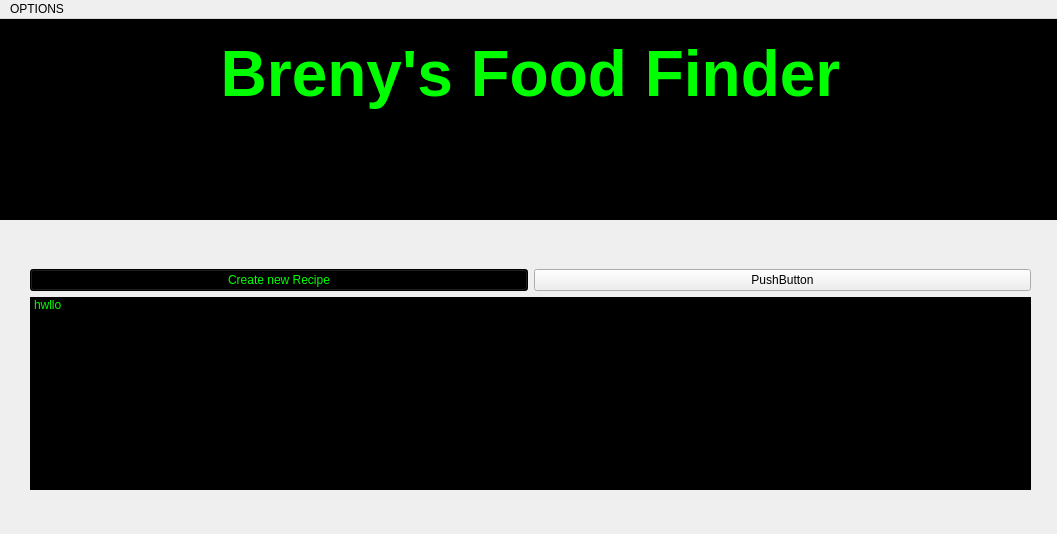
The window that mainwindow.ui (BrenyQT/QT_Second_Year_Project) describes before a commit, drawn with Qt 5.
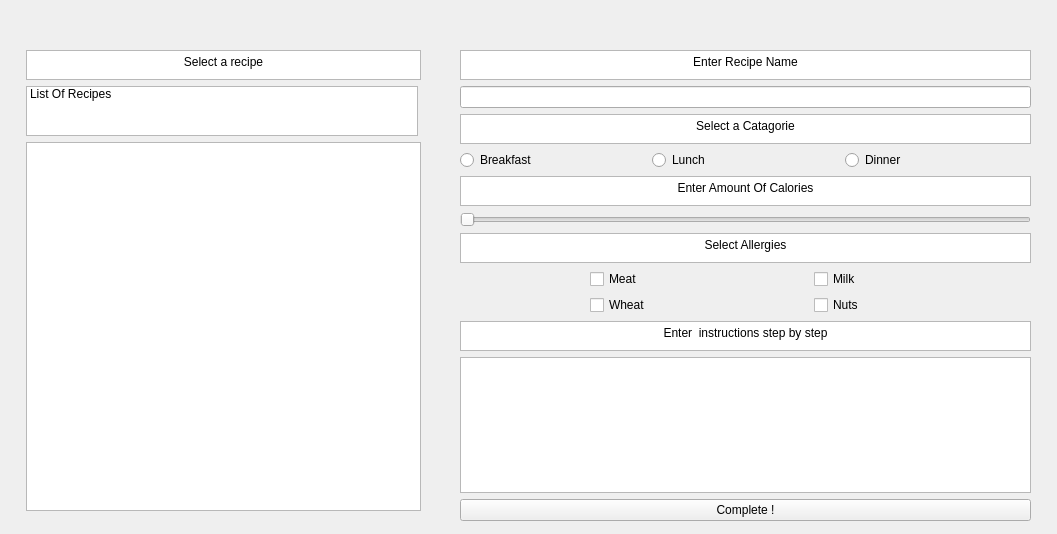
The same window after the commit.

Diff of the .ui file:
```diff
--- a/mainwindow.ui
+++ b/mainwindow.ui
@@ -14,93 +14,278 @@
    <string>MainWindow</string>
   </property>
   <widget class="QWidget" name="centralwidget">
-   <widget class="QTextBrowser" name="textBrowser">
+   <widget class="QWidget" name="formLayoutWidget">
     <property name="geometry">
      <rect>
-      <x>0</x>
-      <y>0</y>
-      <width>1061</width>
-      <height>201</height>
+      <x>20</x>
+      <y>50</y>
+      <width>401</width>
+      <height>461</height>
      </rect>
     </property>
-    <property name="styleSheet">
-     <string notr="true">background-color: rgb(0, 0, 0);</string>
-    </property>
-    <property name="html">
-     <string>&lt;!DOCTYPE HTML PUBLIC &quot;-//W3C//DTD HTML 4.0//EN&quot; &quot;http://www.w3.org/TR/REC-html40/strict.dtd&quot;&gt;
-&lt;html&gt;&lt;head&gt;&lt;meta name=&quot;qrichtext&quot; content=&quot;1&quot; /&gt;&lt;meta charset=&quot;utf-8&quot; /&gt;&lt;style type=&quot;text/css&quot;&gt;
-p, li { white-space: pre-wrap; }
-hr { height: 1px; border-width: 0; }
-li.unchecked::marker { content: &quot;\2610&quot;; }
-li.checked::marker { content: &quot;\2612&quot;; }
-&lt;/style&gt;&lt;/head&gt;&lt;body style=&quot; font-family:'Segoe UI'; font-size:9pt; font-weight:400; font-style:normal;&quot;&gt;
-&lt;p align=&quot;center&quot; style=&quot;-qt-paragraph-type:empty; margin-top:0px; margin-bottom:0px; margin-left:0px; margin-right:0px; -qt-block-indent:0; text-indent:0px;&quot;&gt;&lt;br /&gt;&lt;/p&gt;
-&lt;p align=&quot;center&quot; style=&quot; margin-top:0px; margin-bottom:0px; margin-left:0px; margin-right:0px; -qt-block-indent:0; text-indent:0px;&quot;&gt;&lt;span style=&quot; font-size:48pt; font-weight:700; color:#00ff00;&quot;&gt;Breny's Food Finder&lt;/span&gt;&lt;/p&gt;&lt;/body&gt;&lt;/html&gt;</string>
-    </property>
-   </widget>
-   <widget class="QWidget" name="gridLayoutWidget">
-    <property name="geometry">
-     <rect>
-      <x>30</x>
-      <y>250</y>
-      <width>1001</width>
-      <height>221</height>
-     </rect>
-    </property>
-    <layout class="QGridLayout" name="gridLayout">
+    <layout class="QFormLayout" name="formLayout">
      <item row="1" column="1">
-      <widget class="QPushButton" name="savaExit">
-       <property name="text">
-        <string>PushButton</string>
+      <widget class="QListWidget" name="listOfRecipes">
+       <property name="maximumSize">
+        <size>
+         <width>392</width>
+         <height>50</height>
+        </size>
        </property>
-      </widget>
-     </item>
-     <item row="1" column="0">
-      <widget class="QPushButton" name="createRecipe">
-       <property name="styleSheet">
-        <string notr="true">color: rgb(0, 255, 0);
-border-color: rgb(0, 255, 0);
-font: 16pt &quot;Segoe UI&quot;;
-background-color: rgb(0, 0, 0);</string>
-       </property>
-       <property name="text">
-        <string>Create new Recipe</string>
-       </property>
-      </widget>
-     </item>
-     <item row="2" column="0" colspan="2">
-      <widget class="QListWidget" name="setUpRecipes">
-       <property name="styleSheet">
-        <string notr="true">font: 16pt &quot;Segoe UI&quot;;
-color: rgb(0, 255, 0);
-background-color: rgb(0, 0, 0);</string>
+       <property name="baseSize">
+        <size>
+         <width>0</width>
+         <height>3</height>
+        </size>
        </property>
        <item>
         <property name="text">
-         <string>hwllo</string>
+         <string>List Of Recipes</string>
         </property>
        </item>
       </widget>
      </item>
+     <item row="2" column="1">
+      <widget class="QTextBrowser" name="recipeDisplay">
+       <property name="maximumSize">
+        <size>
+         <width>16777215</width>
+         <height>18000</height>
+        </size>
+       </property>
+      </widget>
+     </item>
+     <item row="0" column="1">
+      <widget class="QTextBrowser" name="listHeading">
+       <property name="maximumSize">
+        <size>
+         <width>16777215</width>
+         <height>30</height>
+        </size>
+       </property>
+       <property name="html">
+        <string>&lt;!DOCTYPE HTML PUBLIC &quot;-//W3C//DTD HTML 4.0//EN&quot; &quot;http://www.w3.org/TR/REC-html40/strict.dtd&quot;&gt;
+&lt;html&gt;&lt;head&gt;&lt;meta name=&quot;qrichtext&quot; content=&quot;1&quot; /&gt;&lt;meta charset=&quot;utf-8&quot; /&gt;&lt;style type=&quot;text/css&quot;&gt;
+p, li { white-space: pre-wrap; }
+hr { height: 1px; border-width: 0; }
+li.unchecked::marker { content: &quot;\2610&quot;; }
+li.checked::marker { content: &quot;\2612&quot;; }
+&lt;/style&gt;&lt;/head&gt;&lt;body style=&quot; font-family:'Segoe UI'; font-size:9pt; font-weight:400; font-style:normal;&quot;&gt;
+&lt;p align=&quot;center&quot; style=&quot; margin-top:0px; margin-bottom:0px; margin-left:0px; margin-right:0px; -qt-block-indent:0; text-indent:0px;&quot;&gt;Select a recipe&lt;/p&gt;&lt;/body&gt;&lt;/html&gt;</string>
+       </property>
+      </widget>
+     </item>
     </layout>
    </widget>
-  </widget>
-  <widget class="QMenuBar" name="menuBar">
-   <property name="geometry">
-    <rect>
-     <x>0</x>
-     <y>0</y>
-     <width>1057</width>
-     <height>25</height>
-    </rect>
-   </property>
-   <widget class="QMenu" name="menuOPTIONS">
-    <property name="title">
-     <string>OPTIONS</string>
+   <widget class="QWidget" name="gridLayoutWidget">
+    <property name="geometry">
+     <rect>
+      <x>460</x>
+      <y>50</y>
+      <width>571</width>
+      <height>471</height>
+     </rect>
     </property>
-    <addaction name="actionQUIT"/>
+    <layout class="QGridLayout" name="gridLayout">
+     <item row="2" column="0">
+      <widget class="QTextBrowser" name="CatagorieLabl">
+       <property name="maximumSize">
+        <size>
+         <width>16777215</width>
+         <height>30</height>
+        </size>
+       </property>
+       <property name="html">
+        <string>&lt;!DOCTYPE HTML PUBLIC &quot;-//W3C//DTD HTML 4.0//EN&quot; &quot;http://www.w3.org/TR/REC-html40/strict.dtd&quot;&gt;
+&lt;html&gt;&lt;head&gt;&lt;meta name=&quot;qrichtext&quot; content=&quot;1&quot; /&gt;&lt;meta charset=&quot;utf-8&quot; /&gt;&lt;style type=&quot;text/css&quot;&gt;
+p, li { white-space: pre-wrap; }
+hr { height: 1px; border-width: 0; }
+li.unchecked::marker { content: &quot;\2610&quot;; }
+li.checked::marker { content: &quot;\2612&quot;; }
+&lt;/style&gt;&lt;/head&gt;&lt;body style=&quot; font-family:'Segoe UI'; font-size:9pt; font-weight:400; font-style:normal;&quot;&gt;
+&lt;p align=&quot;center&quot; style=&quot; margin-top:0px; margin-bottom:0px; margin-left:0px; margin-right:0px; -qt-block-indent:0; text-indent:0px;&quot;&gt;Select a Catagorie&lt;/p&gt;&lt;/body&gt;&lt;/html&gt;</string>
+       </property>
+      </widget>
+     </item>
+     <item row="6" column="0">
+      <widget class="QTextBrowser" name="allergiesLabel">
+       <property name="maximumSize">
+        <size>
+         <width>16777215</width>
+         <height>30</height>
+        </size>
+       </property>
+       <property name="html">
+        <string>&lt;!DOCTYPE HTML PUBLIC &quot;-//W3C//DTD HTML 4.0//EN&quot; &quot;http://www.w3.org/TR/REC-html40/strict.dtd&quot;&gt;
+&lt;html&gt;&lt;head&gt;&lt;meta name=&quot;qrichtext&quot; content=&quot;1&quot; /&gt;&lt;meta charset=&quot;utf-8&quot; /&gt;&lt;style type=&quot;text/css&quot;&gt;
+p, li { white-space: pre-wrap; }
+hr { height: 1px; border-width: 0; }
+li.unchecked::marker { content: &quot;\2610&quot;; }
+li.checked::marker { content: &quot;\2612&quot;; }
+&lt;/style&gt;&lt;/head&gt;&lt;body style=&quot; font-family:'Segoe UI'; font-size:9pt; font-weight:400; font-style:normal;&quot;&gt;
+&lt;p align=&quot;center&quot; style=&quot; margin-top:0px; margin-bottom:0px; margin-left:0px; margin-right:0px; -qt-block-indent:0; text-indent:0px;&quot;&gt;Select Allergies&lt;/p&gt;&lt;/body&gt;&lt;/html&gt;</string>
+       </property>
+      </widget>
+     </item>
+     <item row="7" column="0">
+      <layout class="QGridLayout" name="gridLayout_2">
+       <item row="1" column="2">
+        <widget class="QCheckBox" name="milkBox">
+         <property name="text">
+          <string>Milk</string>
+         </property>
+        </widget>
+       </item>
+       <item row="2" column="2">
+        <widget class="QCheckBox" name="nutsBox">
+         <property name="text">
+          <string>Nuts</string>
+         </property>
+        </widget>
+       </item>
+       <item row="1" column="1">
+        <widget class="QCheckBox" name="meatBox">
+         <property name="text">
+          <string>Meat</string>
+         </property>
+        </widget>
+       </item>
+       <item row="2" column="1">
+        <widget class="QCheckBox" name="wheatBox">
+         <property name="text">
+          <string>Wheat</string>
+         </property>
+        </widget>
+       </item>
+       <item row="1" column="0">
+        <spacer name="verticalSpacer">
+         <property name="orientation">
+          <enum>Qt::Vertical</enum>
+         </property>
+         <property name="sizeHint" stdset="0">
+          <size>
+           <width>130</width>
+           <height>40</height>
+          </size>
+         </property>
+        </spacer>
+       </item>
+      </layout>
+     </item>
+     <item row="5" column="0">
+      <widget class="QSlider" name="calorieSlider">
+       <property name="orientation">
+        <enum>Qt::Horizontal</enum>
+       </property>
+      </widget>
+     </item>
+     <item row="3" column="0">
+      <layout class="QHBoxLayout" name="horizontalLayout">
+       <item>
+        <widget class="QRadioButton" name="breakfastRadio">
+         <property name="text">
+          <string>Breakfast</string>
+         </property>
+        </widget>
+       </item>
+       <item>
+        <widget class="QRadioButton" name="lunchRadio">
+         <property name="text">
+          <string>Lunch</string>
+         </property>
+        </widget>
+       </item>
+       <item>
+        <widget class="QRadioButton" name="dinnerRadio">
+         <property name="text">
+          <string>Dinner</string>
+         </property>
+        </widget>
+       </item>
+      </layout>
+     </item>
+     <item row="1" column="0">
+      <widget class="QLineEdit" name="nameInsert"/>
+     </item>
+     <item row="0" column="0">
+      <widget class="QTextBrowser" name="nameLabel">
+       <property name="maximumSize">
+        <size>
+         <width>16777215</width>
+         <height>30</height>
+        </size>
+       </property>
+       <property name="html">
+        <string>&lt;!DOCTYPE HTML PUBLIC &quot;-//W3C//DTD HTML 4.0//EN&quot; &quot;http://www.w3.org/TR/REC-html40/strict.dtd&quot;&gt;
+&lt;html&gt;&lt;head&gt;&lt;meta name=&quot;qrichtext&quot; content=&quot;1&quot; /&gt;&lt;meta charset=&quot;utf-8&quot; /&gt;&lt;style type=&quot;text/css&quot;&gt;
+p, li { white-space: pre-wrap; }
+hr { height: 1px; border-width: 0; }
+li.unchecked::marker { content: &quot;\2610&quot;; }
+li.checked::marker { content: &quot;\2612&quot;; }
+&lt;/style&gt;&lt;/head&gt;&lt;body style=&quot; font-family:'Segoe UI'; font-size:9pt; font-weight:400; font-style:normal;&quot;&gt;
+&lt;p align=&quot;center&quot; style=&quot; margin-top:0px; margin-bottom:0px; margin-left:0px; margin-right:0px; -qt-block-indent:0; text-indent:0px;&quot;&gt;Enter Recipe Name&lt;/p&gt;&lt;/body&gt;&lt;/html&gt;</string>
+       </property>
+      </widget>
+     </item>
+     <item row="8" column="0">
+      <widget class="QTextBrowser" name="stepsLabel">
+       <property name="maximumSize">
+        <size>
+         <width>16777215</width>
+         <height>30</height>
+        </size>
+       </property>
+       <property name="html">
+        <string>&lt;!DOCTYPE HTML PUBLIC &quot;-//W3C//DTD HTML 4.0//EN&quot; &quot;http://www.w3.org/TR/REC-html40/strict.dtd&quot;&gt;
+&lt;html&gt;&lt;head&gt;&lt;meta name=&quot;qrichtext&quot; content=&quot;1&quot; /&gt;&lt;meta charset=&quot;utf-8&quot; /&gt;&lt;style type=&quot;text/css&quot;&gt;
+p, li { white-space: pre-wrap; }
+hr { height: 1px; border-width: 0; }
+li.unchecked::marker { content: &quot;\2610&quot;; }
+li.checked::marker { content: &quot;\2612&quot;; }
+&lt;/style&gt;&lt;/head&gt;&lt;body style=&quot; font-family:'Segoe UI'; font-size:9pt; font-weight:400; font-style:normal;&quot;&gt;
+&lt;p align=&quot;center&quot; style=&quot; margin-top:0px; margin-bottom:0px; margin-left:0px; margin-right:0px; -qt-block-indent:0; text-indent:0px;&quot;&gt;Enter  instructions step by step&lt;/p&gt;&lt;/body&gt;&lt;/html&gt;</string>
+       </property>
+      </widget>
+     </item>
+     <item row="9" column="0">
+      <widget class="QPlainTextEdit" name="plainTextEdit">
+       <property name="maximumSize">
+        <size>
+         <width>16777215</width>
+         <height>99999</height>
+        </size>
+       </property>
+      </widget>
+     </item>
+     <item row="4" column="0">
+      <widget class="QTextBrowser" name="caloriesLabel">
+       <property name="maximumSize">
+        <size>
+         <width>16777215</width>
+         <height>30</height>
+        </size>
+       </property>
+       <property name="html">
+        <string>&lt;!DOCTYPE HTML PUBLIC &quot;-//W3C//DTD HTML 4.0//EN&quot; &quot;http://www.w3.org/TR/REC-html40/strict.dtd&quot;&gt;
+&lt;html&gt;&lt;head&gt;&lt;meta name=&quot;qrichtext&quot; content=&quot;1&quot; /&gt;&lt;meta charset=&quot;utf-8&quot; /&gt;&lt;style type=&quot;text/css&quot;&gt;
+p, li { white-space: pre-wrap; }
+hr { height: 1px; border-width: 0; }
+li.unchecked::marker { content: &quot;\2610&quot;; }
+li.checked::marker { content: &quot;\2612&quot;; }
+&lt;/style&gt;&lt;/head&gt;&lt;body style=&quot; font-family:'Segoe UI'; font-size:9pt; font-weight:400; font-style:normal;&quot;&gt;
+&lt;p align=&quot;center&quot; style=&quot; margin-top:0px; margin-bottom:0px; margin-left:0px; margin-right:0px; -qt-block-indent:0; text-indent:0px;&quot;&gt;Enter Amount Of Calories&lt;/p&gt;&lt;/body&gt;&lt;/html&gt;</string>
+       </property>
+      </widget>
+     </item>
+     <item row="10" column="0">
+      <widget class="QPushButton" name="Completed">
+       <property name="text">
+        <string>Complete !</string>
+       </property>
+      </widget>
+     </item>
+    </layout>
    </widget>
-   <addaction name="menuOPTIONS"/>
   </widget>
   <action name="actionQUIT">
    <property name="text">
```
